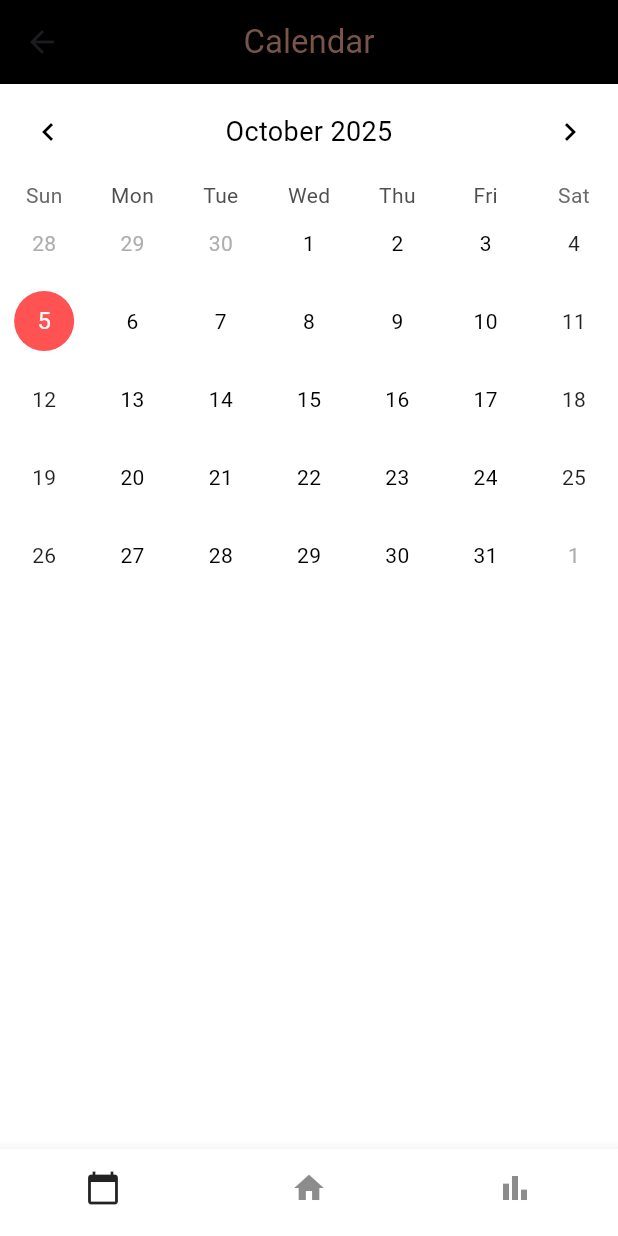
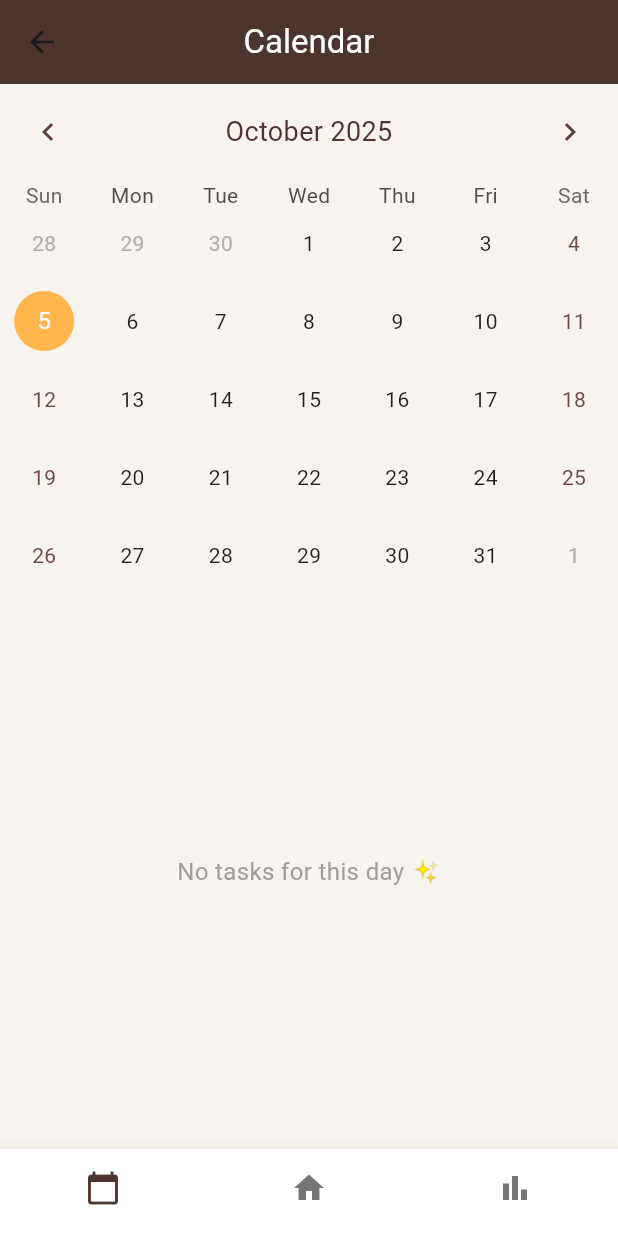
Before and after one commit to Haruuowo/procastimate_app, a Flutter app: the CalendarScreen screen opened directly, on a phone screen of 412 x 824 dp. Run offline on Flutter 3.47's test engine with Material 3 defaults, Android fonts, the light colour scheme and no system bars; drawn by our look-alikes of table_calendar; our stand-ins replace firebase_auth, firebase_core, shared_preferences; accounts and stored records are empty.

Commit message:
different look lang

```diff
--- a/lib/mainapp/calendar_screen.dart
+++ b/lib/mainapp/calendar_screen.dart
@@ -18,7 +18,6 @@ class _CalendarScreenState extends State<CalendarScreen> {
   DateTime? _selectedDay;
   int _selectedIndex = 0;
 
-  // ✅ Only return incomplete tasks
   List<Task> _getTasksForDay(DateTime day) {
     final key = DateFormat('yyyy-MM-dd').format(day);
     final tasks = tasksByDate[key] ?? [];
@@ -27,9 +26,7 @@ class _CalendarScreenState extends State<CalendarScreen> {
 
   void _onItemTapped(int i) {
     setState(() => _selectedIndex = i);
-    if (i == 0) {
-      // stay
-    } else if (i == 1) {
+    if (i == 1) {
       Navigator.of(context).push(MaterialPageRoute(builder: (_) => const MainScreen()));
     } else if (i == 2) {
       Navigator.of(context).push(MaterialPageRoute(builder: (_) => const ScoreScreen()));
@@ -41,10 +38,10 @@ class _CalendarScreenState extends State<CalendarScreen> {
     final selectedTasks = _selectedDay != null ? _getTasksForDay(_selectedDay!) : [];
 
     return Scaffold(
-      backgroundColor: Colors.white,
+      backgroundColor: const Color(0xFFF7F3EF), // soft beige background
       appBar: AppBar(
-        backgroundColor: Colors.black,
-        title: const Text("Calendar", style: TextStyle(color: Colors.brown)),
+        backgroundColor: Colors.brown.shade800,
+        title: const Text("Calendar", style: TextStyle(color: Colors.white)),
         centerTitle: true,
       ),
       body: Column(
@@ -60,42 +57,49 @@ class _CalendarScreenState extends State<CalendarScreen> {
                 _focusedDay = focusedDay;
               });
             },
-            // ✅ Only incomplete tasks generate markers
             eventLoader: _getTasksForDay,
-            calendarStyle: const CalendarStyle(
-              defaultTextStyle: TextStyle(color: Colors.black),
-              weekendTextStyle: TextStyle(color: Colors.black87),
+            calendarStyle: CalendarStyle(
+              defaultTextStyle: const TextStyle(color: Colors.black87),
+              weekendTextStyle: TextStyle(color: Colors.brown.shade600),
               todayDecoration: BoxDecoration(
-                color: Colors.redAccent,
+                color: Colors.orange.shade300,
                 shape: BoxShape.circle,
               ),
               selectedDecoration: BoxDecoration(
-                color: Colors.deepOrange,
+                color: Colors.brown.shade400,
                 shape: BoxShape.circle,
               ),
               markerDecoration: BoxDecoration(
-                color: Colors.red,
+                color: Colors.red.shade300,
                 shape: BoxShape.circle,
               ),
             ),
-            headerStyle: const HeaderStyle(
+            headerStyle: HeaderStyle(
               formatButtonVisible: false,
               titleCentered: true,
-              titleTextStyle: TextStyle(color: Colors.black, fontSize: 18),
-              leftChevronIcon: Icon(Icons.chevron_left, color: Colors.black),
-              rightChevronIcon: Icon(Icons.chevron_right, color: Colors.black),
+              titleTextStyle: TextStyle(color: Colors.brown.shade800, fontSize: 18),
+              leftChevronIcon: Icon(Icons.chevron_left, color: Colors.brown.shade700),
+              rightChevronIcon: Icon(Icons.chevron_right, color: Colors.brown.shade700),
             ),
           ),
 
           Expanded(
-            child: ListView.builder(
+            child: selectedTasks.isEmpty
+                ? const Center(
+                    child: Text(
+                      "No tasks for this day ✨",
+                      style: TextStyle(color: Colors.grey, fontSize: 16),
+                    ),
+                  )
+                : ListView.builder(
                     padding: const EdgeInsets.all(12),
                     itemCount: selectedTasks.length,
                     itemBuilder: (context, index) {
                       final task = selectedTasks[index];
                       return Card(
+                        color: Colors.white,
                         shape: RoundedRectangleBorder(borderRadius: BorderRadius.circular(10)),
-                  elevation: 2,
+                        elevation: 3,
                         margin: const EdgeInsets.only(bottom: 10),
                         child: ListTile(
                           title: Text(task.title, style: const TextStyle(fontWeight: FontWeight.w600)),
@@ -119,8 +123,8 @@ class _CalendarScreenState extends State<CalendarScreen> {
           BottomNavigationBarItem(icon: Icon(Icons.home), label: 'Home'),
           BottomNavigationBarItem(icon: Icon(Icons.bar_chart), label: 'Score'),
         ],
-        selectedItemColor: Colors.black87,
-        unselectedItemColor: Colors.black45,
+        selectedItemColor: Colors.brown.shade800,
+        unselectedItemColor: Colors.grey.shade600,
         showSelectedLabels: false,
         showUnselectedLabels: false,
         backgroundColor: Colors.white,
```
Also changed, not shown: lib/mainapp/main_screen.dart (+179 -120 lines). Lines whose indentation alone changed are shown as unchanged.
